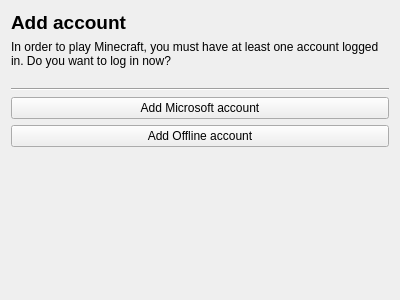
Above: launcher/ui/setupwizard/LoginWizardPage.ui from RayanLhrd/RayLauncher before the change. Below: the same form after it.
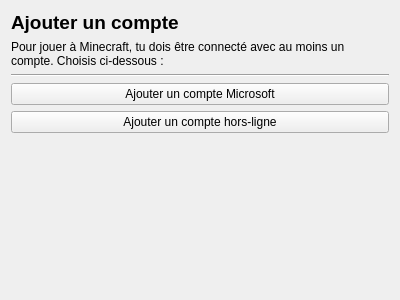
That is the form after the change.

Commit message: fix(i18n): translate the account-picker wizard page to French

```diff
--- a/launcher/ui/setupwizard/LoginWizardPage.ui
+++ b/launcher/ui/setupwizard/LoginWizardPage.ui
@@ -17,9 +17,7 @@
    <item>
     <widget class="QLabel" name="label">
      <property name="text">
-      <string>&lt;html&gt;&lt;head/&gt;&lt;body&gt;&lt;p&gt;&lt;span style=&quot; font-size:14pt; font-weight:600;&quot;&gt;Add
-       account&lt;/span&gt;&lt;/p&gt;&lt;/body&gt;&lt;/html&gt;
-      </string>
+      <string>&lt;html&gt;&lt;head/&gt;&lt;body&gt;&lt;p&gt;&lt;span style=&quot; font-size:14pt; font-weight:600;&quot;&gt;Ajouter un compte&lt;/span&gt;&lt;/p&gt;&lt;/body&gt;&lt;/html&gt;</string>
      </property>
      <property name="textFormat">
       <enum>Qt::TextFormat::RichText</enum>
@@ -32,8 +30,7 @@
    <item>
     <widget class="QLabel" name="label_2">
      <property name="text">
-      <string>In order to play Minecraft, you must have at least one account logged in. Do you want to log in now?
-      </string>
+      <string>Pour jouer à Minecraft, tu dois être connecté avec au moins un compte. Choisis ci-dessous :</string>
      </property>
      <property name="wordWrap">
       <bool>true</bool>
@@ -50,14 +47,14 @@
    <item>
     <widget class="QPushButton" name="addMicrosoftButton">
      <property name="text">
-      <string>Add Microsoft account</string>
+      <string>Ajouter un compte Microsoft</string>
      </property>
     </widget>
    </item>
    <item>
     <widget class="QPushButton" name="addOfflineButton">
      <property name="text">
-      <string>Add Offline account</string>
+      <string>Ajouter un compte hors-ligne</string>
      </property>
     </widget>
    </item>
```
